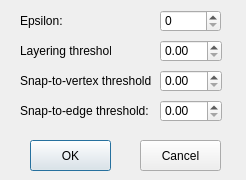
xwzhangcs/LEGO, file LEGO/DPOptionDialog.ui: the form before one commit.
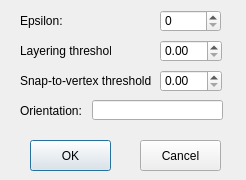
The form after the commit.

Commit message: Use principle orientation for simplification.

Patch:
```diff
--- a/LEGO/DPOptionDialog.ui
+++ b/LEGO/DPOptionDialog.ui
@@ -130,18 +130,21 @@
     </rect>
    </property>
    <property name="text">
-    <string>Snap-to-edge threshold:</string>
+    <string>Orientation:</string>
    </property>
   </widget>
-  <widget class="QDoubleSpinBox" name="doubleSpinBoxSnapEdgeThreshold">
+  <widget class="QLineEdit" name="lineEditOrientation">
    <property name="geometry">
     <rect>
-     <x>160</x>
+     <x>92</x>
      <y>100</y>
-     <width>62</width>
-     <height>22</height>
+     <width>131</width>
+     <height>20</height>
     </rect>
    </property>
+   <property name="alignment">
+    <set>Qt::AlignRight|Qt::AlignTrailing|Qt::AlignVCenter</set>
+   </property>
   </widget>
  </widget>
  <layoutdefault spacing="6" margin="11"/>
```
Left out of the diff: 2 changed lines with no effect on the pictures. The commit also changes 39 other files.
